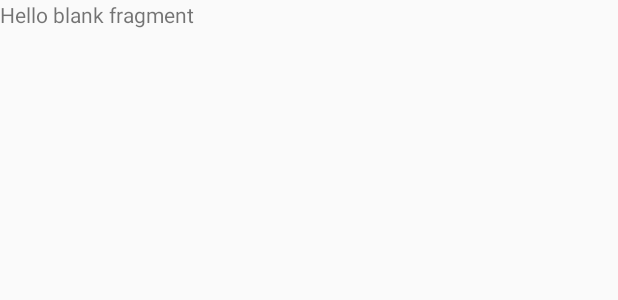
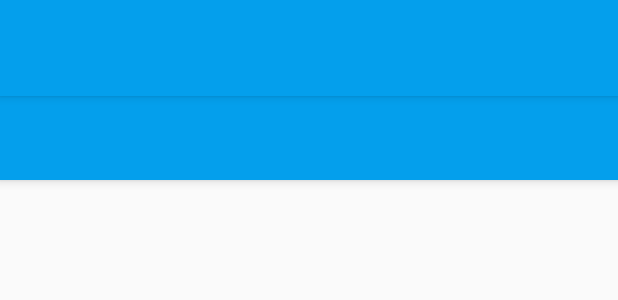
Before and after one commit to alhudaghifari/footbalmatch, an Android app: the layout fragment_favorite.xml on its own in the app's theme, with its tools: preview values and no code run, on a phone screen of 412 x 824 dp. Shown: the top 300 px of the screen. Run offline under Robolectric (Android 15) with nearby library versions, the phone set to English and light mode, and no system bars; network calls fail.

Commit message:
favorite fragment done

```diff
--- a/app/src/main/res/layout/fragment_favorite.xml
+++ b/app/src/main/res/layout/fragment_favorite.xml
@@ -1,14 +1,39 @@
 <?xml version="1.0" encoding="utf-8"?>
-<FrameLayout xmlns:android="http://schemas.android.com/apk/res/android"
+<android.support.design.widget.CoordinatorLayout xmlns:android="http://schemas.android.com/apk/res/android"
+    xmlns:app="http://schemas.android.com/apk/res-auto"
     xmlns:tools="http://schemas.android.com/tools"
     android:layout_width="match_parent"
     android:layout_height="match_parent"
     tools:context=".view.fragment.FavoriteFragment">
 
-    <!-- TODO: Update blank fragment layout -->
-    <TextView
+    <android.support.design.widget.AppBarLayout
+        android:layout_width="match_parent"
+        android:layout_height="wrap_content"
+        android:paddingTop="@dimen/appbar_padding_top"
+        android:theme="@style/AppTheme.AppBarOverlay">
+
+        <android.support.v7.widget.Toolbar
+            android:id="@+id/my_toolbar"
+            android:layout_width="match_parent"
+            android:layout_height="?android:actionBarSize"
+            android:background="@color/colorPrimary"
+            android:elevation="4dp"
+            android:theme="@style/ThemeOverlay.AppCompat.ActionBar"
+            app:popupTheme="@style/ThemeOverlay.AppCompat.Light"/>
+
+        <android.support.design.widget.TabLayout
+            android:id="@+id/tabs"
+            android:layout_width="match_parent"
+            android:layout_height="?android:actionBarSize"
+            app:tabTextColor="@color/white"
+            app:tabSelectedTextColor="@color/blueDarkSweetie"/>
+
+    </android.support.design.widget.AppBarLayout>
+
+    <android.support.v4.view.ViewPager
+        android:id="@+id/viewpager"
         android:layout_width="match_parent"
         android:layout_height="match_parent"
-        android:text="@string/hello_blank_fragment" />
+        app:layout_behavior="@string/appbar_scrolling_view_behavior" />
 
-</FrameLayout>
+</android.support.design.widget.CoordinatorLayout>
```
Also changed, not shown: app/src/main/java/com/example/ghifar/footballmatch/view/fragment/FavoriteFragment.kt (+75 -8 lines).
